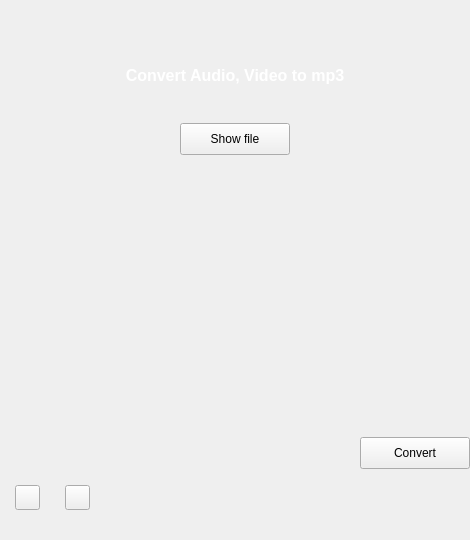
Qt form mainwindow.ui (vendestine/MP3Converter) before a commit.
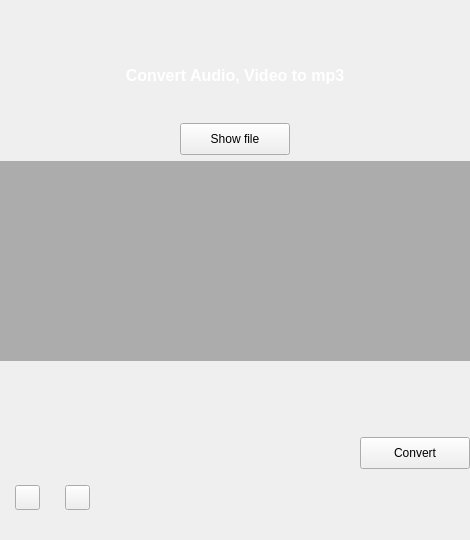
The same form after that commit. Icons and pictures are not drawn.

Commit message: finish dropframe ui

Diff of the .ui file:
```diff
--- a/mainwindow.ui
+++ b/mainwindow.ui
@@ -143,6 +143,9 @@
          <height>200</height>
         </size>
        </property>
+       <property name="styleSheet">
+        <string notr="true">background-color: rgb(172, 172, 172);</string>
+       </property>
       </widget>
      </item>
      <item>
```
The commit also changes 7 other files.
